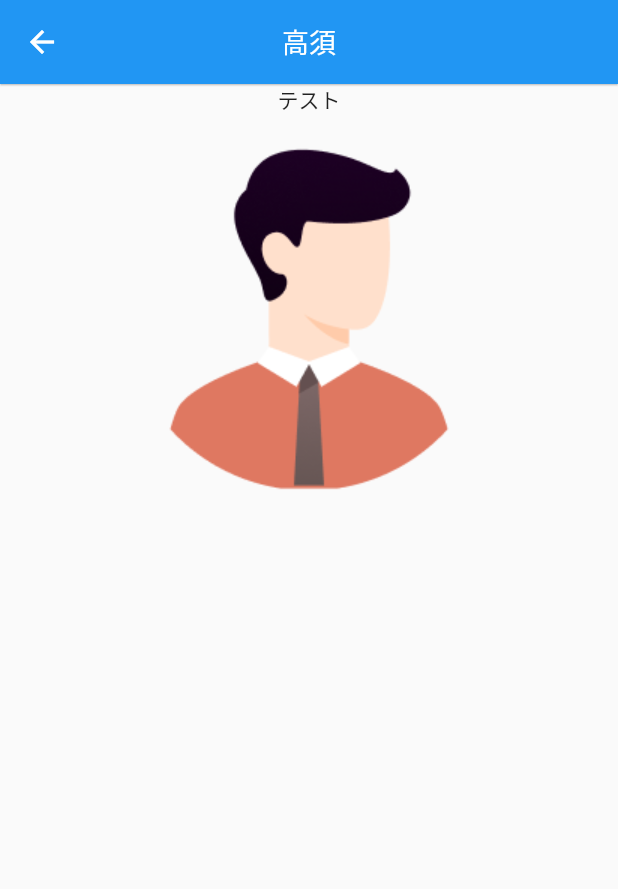
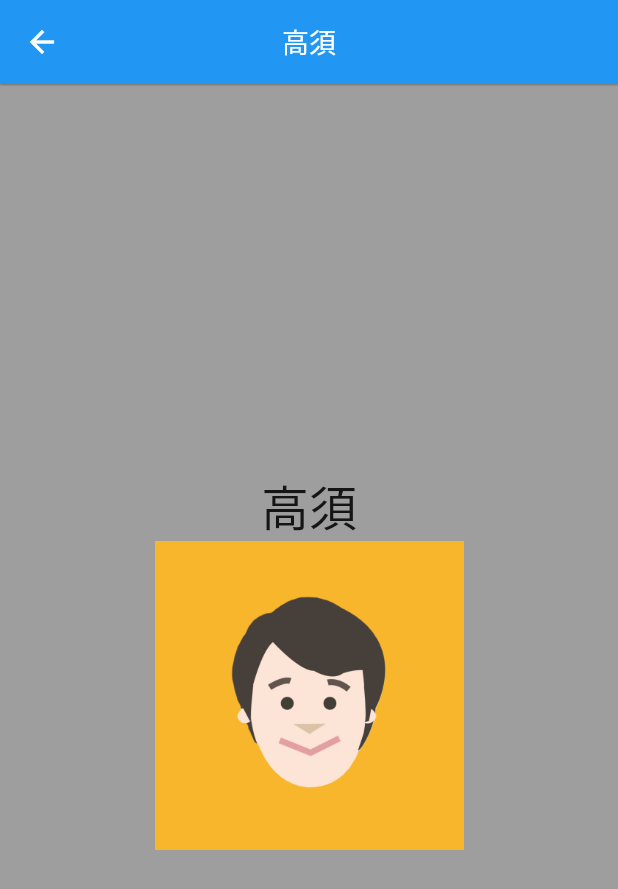
Before and after one commit to flutteruniv/hoiqoo, a Flutter app: the Takasu screen opened directly, on a phone screen of 412 x 824 dp. Shown: the top 889 px of the screen. Run offline on Flutter 3.47's test engine with Material 2 defaults, Android fonts, the phone set to English and light mode, and no system bars.

Commit message:
高須/課題を実装 (#6)

```diff
--- a/lib/takasu.dart
+++ b/lib/takasu.dart
@@ -14,6 +14,7 @@ class Takasu extends StatefulWidget {
 class _TakasuState extends State<Takasu> {
   @override
   Widget build(BuildContext context) {
+    var _screenSize = MediaQuery.of(context).size;
     return Scaffold(
       appBar: AppBar(
         title: Text(widget.label, style: const TextStyle(fontSize: 18)),
@@ -21,15 +22,26 @@ class _TakasuState extends State<Takasu> {
         elevation: 0.5,
       ),
       // TODO: 画面の背景色をグレーにしてください
+      backgroundColor: Colors.grey,
       body: Center(
         child: Column(
-          // TODO: childrenに含まれる各要素を画面の上下左右中央に配置してください
+          // TODO: 各要素を画面の上下左右中央に配置してください
+          mainAxisAlignment: MainAxisAlignment.center,
           children: [
             // TODO: 自分の名前を今より大きく表示してください
-              const Text("テスト"),
+            const Text(
+              "高須",
+              style: TextStyle(
+                fontSize: 32,
+              ),
+            ),
             // TODO: 自分のslackアイコンを画面横幅の半分の大きさで表示してください
-              Image.asset("assets/images/icon.png"),
-            ]
+            Image.asset(
+              "assets/images/takasu_icon.JPG",
+              height: _screenSize.width * 0.5,
+              width: _screenSize.width * 0.5,
+            ),
+          ],
         ),
       ),
     );
```
Also changed, not shown: assets/images/takasu_icon.JPG (added). Lines whose indentation alone changed are shown as unchanged.
